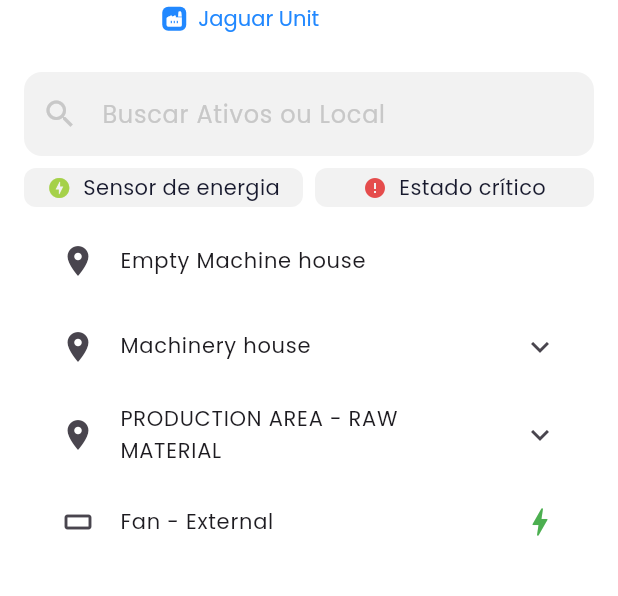
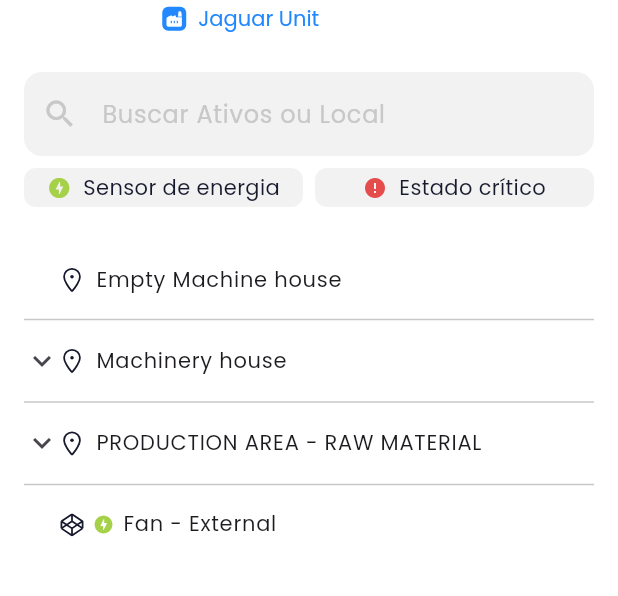
Before and after one commit to EricFrancischett/tractian-challenge, a Flutter app: the screen it shows after launch, after a tap on "Jaguar Unit", on a phone screen of 412 x 824 dp, the part 72-668 px from its top. Run offline on Flutter 3.47's test engine with Material 3 defaults, Android fonts, the phone set to English and light mode, and no system bars; our stand-ins replace flutter_mobx, flutter_svg, get_it, mobx; generated files the repository leaves out were written again.

Commit message:
new asses ui implemented

```diff
--- a/lib/features/assets/presentation/view/components/tree_view.dart
+++ b/lib/features/assets/presentation/view/components/tree_view.dart
@@ -1,4 +1,5 @@
 import 'package:flutter/material.dart';
+import 'package:tractian_challenge/core/constants/colors_constants.dart';
 import 'package:tractian_challenge/core/entities/tree_node/tree_node.dart';
 import 'package:tractian_challenge/features/assets/domain/enums/component_sensor_type_enum.dart';
 import 'package:tractian_challenge/features/assets/domain/enums/component_status_enum.dart';
@@ -15,56 +16,160 @@ class TreeView extends StatelessWidget {
 
   @override
   Widget build(BuildContext context) {
-    return ListView(
-      children: nodes.map((node) => _buildNode(node)).toList(),
+    // return ListView(
+    //   children: nodes.map((node) => _buildNode(node, context)).toList(),
+    // );
+    return Padding(
+      padding: const EdgeInsets.symmetric(vertical: 24),
+      child: ListView.separated(
+        itemCount: nodes.length,
+        itemBuilder: (context, index) {
+          return _buildNode(nodes[index], context);
+        },
+        separatorBuilder: (context, index) => const SizedBox(
+          height: 20,
+          child: Center(
+            child: Divider(
+              color: ColorsConstants.newGray,
+              height: 1,
+            ),
+          ),
+        ),
+      ),
     );
   }
 
-  Widget _buildNode(TreeNode node) {
+  Widget _buildNode(TreeNode node, BuildContext context) {
     NodeTypeEnum? type = NodeDataHelper.getNodeType(node.data);
     ComponentSensorTypeEnum? sensorType =
         NodeDataHelper.getComponentSensorType(node.data);
     ComponentStatusEnum? status = NodeDataHelper.getComponentStatus(node.data);
     if (node.children.isEmpty) {
-      return Padding(
-        padding: const EdgeInsets.only(left: 8.0),
+      return ListTileTheme(
+        data: const ListTileThemeData(
+          horizontalTitleGap: 0,
+          minLeadingWidth: 0,
+          minVerticalPadding: 0,
+        ),
         child: ListTile(
-          leading: NodeDataHelper.getIconByType(type),
-          trailing: Row(
+          visualDensity: VisualDensity.compact,
+          contentPadding: const EdgeInsets.symmetric(vertical: 6),
+          minTileHeight: 0,
+          leading: const SizedBox(
+            width: 24,
+          ),
+          title: Row(
+            children: [
+              if (type != null) ...{
+                Padding(
+                  padding: const EdgeInsets.symmetric(horizontal: 2),
+                  child: NodeDataHelper.getIconByType(type)!,
+                ),
+              },
+              if (sensorType != null || status != null) ...{
+                Padding(
+                  padding: const EdgeInsets.symmetric(horizontal: 2),
+                  child: Row(
                     mainAxisSize: MainAxisSize.min,
+                    crossAxisAlignment: CrossAxisAlignment.center,
                     children: [
                       if (sensorType == ComponentSensorTypeEnum.energy)
                         const Icon(
-                  Icons.bolt,
-                  color: Colors.green,
+                          Icons.offline_bolt_rounded,
+                          color: ColorsConstants.lightGreen,
+                          size: 14,
                         ),
                       if (status == ComponentStatusEnum.alert)
                         const Icon(
-                  Icons.warning,
-                  color: Colors.red,
+                          Icons.error_rounded,
+                          color: ColorsConstants.lightRed,
+                          size: 14,
                         ),
                     ],
                   ),
-          title: Text(
+                ),
+              },
+              const SizedBox(
+                width: 4,
+              ),
+              Expanded(
+                child: Text(
                   NodeDataHelper.getNodeName(node.data),
                   style: const TextStyle(
                     fontSize: 14,
                   ),
                 ),
               ),
+            ],
+          ),
+        ),
       );
     } else {
-      return Padding(
-        padding: const EdgeInsets.only(left: 8.0),
+      return Theme(
+        data: Theme.of(context).copyWith(
+          dividerColor: Colors.transparent,
+        ),
+        child: ListTileTheme(
+          data: const ListTileThemeData(
+            horizontalTitleGap: 0,
+            minLeadingWidth: 0,
+            minVerticalPadding: 0,
+          ),
           child: ExpansionTile(
-          leading: NodeDataHelper.getIconByType(type),
-          title: Text(
+            controlAffinity: ListTileControlAffinity.leading,
+            tilePadding: const EdgeInsets.symmetric(vertical: 6),
+            visualDensity: VisualDensity.compact,
+            childrenPadding: const EdgeInsets.only(left: 16, top: 6, bottom: 6),
+            minTileHeight: 0,
+            dense: false,
+            title: Row(
+              children: [
+                if (type != null) ...{
+                  Padding(
+                    padding: const EdgeInsets.symmetric(horizontal: 2),
+                    child: NodeDataHelper.getIconByType(type)!,
+                  ),
+                },
+                if (sensorType != null || status != null) ...{
+                  Padding(
+                    padding: const EdgeInsets.symmetric(horizontal: 2),
+                    child: Row(
+                      mainAxisSize: MainAxisSize.min,
+                      crossAxisAlignment: CrossAxisAlignment.center,
+                      children: [
+                        if (sensorType == ComponentSensorTypeEnum.energy)
+                          const Icon(
+                            Icons.offline_bolt_rounded,
+                            color: ColorsConstants.lightGreen,
+                            size: 14,
+                          ),
+                        if (status == ComponentStatusEnum.alert)
+                          const Icon(
+                            Icons.error_rounded,
+                            color: ColorsConstants.lightRed,
+                            size: 14,
+                          ),
+                      ],
+                    ),
+                  ),
+                },
+                const SizedBox(
+                  width: 4,
+                ),
+                Expanded(
+                  child: Text(
                     NodeDataHelper.getNodeName(node.data),
                     style: const TextStyle(
                       fontSize: 14,
                     ),
                   ),
-          children: node.children.map((child) => _buildNode(child)).toList(),
+                ),
+              ],
+            ),
+            children: node.children
+                .map((child) => _buildNode(child, context))
+                .toList(),
+          ),
         ),
       );
     }
--- a/lib/features/assets/presentation/view/helpers/node_data_helper.dart
+++ b/lib/features/assets/presentation/view/helpers/node_data_helper.dart
@@ -1,4 +1,7 @@
 import 'package:flutter/material.dart';
+import 'package:tractian_challenge/core/adapters/svg_adapter.dart';
+import 'package:tractian_challenge/core/constants/assets_constants.dart';
+import 'package:tractian_challenge/core/constants/colors_constants.dart';
 import 'package:tractian_challenge/core/entities/asset/asset_entity.dart';
 import 'package:tractian_challenge/core/entities/location/location_entity.dart';
 import 'package:tractian_challenge/features/assets/domain/enums/component_sensor_type_enum.dart';
@@ -31,11 +34,26 @@ class NodeDataHelper {
   static Widget? getIconByType(NodeTypeEnum? type) {
     switch (type) {
       case NodeTypeEnum.asset:
-        return const Icon(Icons.crop_square);
+        return const SvgAdapter(
+          path: AssetsConstants.assetIcon,
+          width: 20,
+          height: 20,
+          color: ColorsConstants.darkBlue,
+        );
       case NodeTypeEnum.location:
-        return const Icon(Icons.place);
+        return const SvgAdapter(
+          path: AssetsConstants.locaitonIcon,
+          width: 20,
+          height: 20,
+          color: ColorsConstants.darkBlue,
+        );
       case NodeTypeEnum.component:
-        return const Icon(Icons.crop_16_9);
+        return const SvgAdapter(
+          path: AssetsConstants.componentIcon,
+          width: 20,
+          height: 20,
+          color: ColorsConstants.darkBlue,
+        );
       default:
         return null;
     }
--- a/pubspec.yaml
+++ b/pubspec.yaml
@@ -75,6 +75,9 @@ flutter:
     - assets/units/test_unit/
     - assets/icons/
     - assets/icons/logo.svg
+    - assets/icons/asset.svg
+    - assets/icons/component.svg
+    - assets/icons/location.svg
 
   # An image asset can refer to one or more resolution-specific "variants", see
   # https://flutter.dev/assets-and-images/#resolution-aware
```
Also changed, not shown: assets/icons/asset.png (deleted), assets/icons/asset.svg (added), assets/icons/component.png (deleted), assets/icons/component.svg (added), assets/icons/location.png (deleted), assets/icons/location.svg (added). Lines whose indentation alone changed are shown as unchanged.
